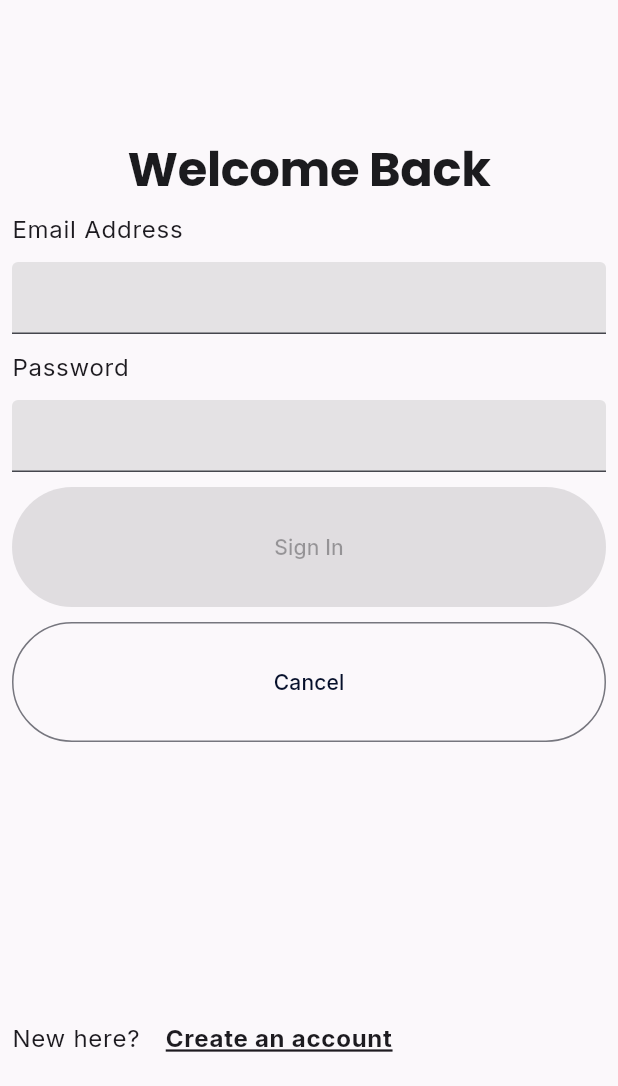
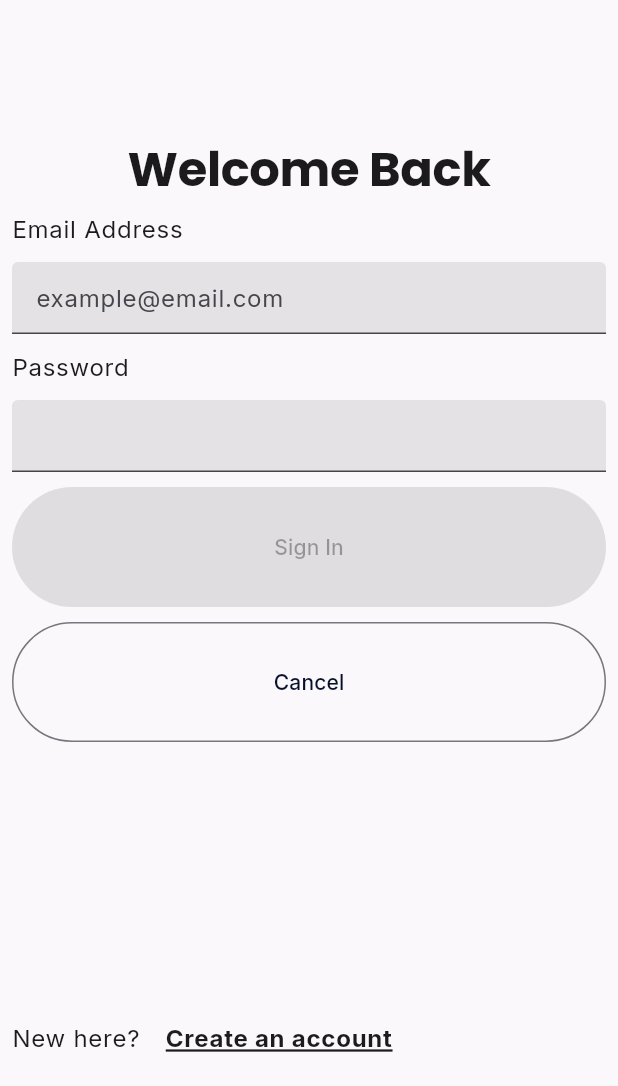
Before and after one commit to robcorver/Market-Square, a Flutter app: the screen it shows after launch, after a tap on "Sign In", on a phone screen of 412 x 824 dp, the part 150-1236 px from its top. Run offline on Flutter 3.47's test engine with Material 3 defaults, Android fonts, the phone set to English and light mode, and no system bars; our stand-ins replace email_validator, flutter_dotenv, flutter_svg, google_fonts, supabase_flutter; accounts and stored records are empty.

Commit message:
implemented Supabase sign-in and sign-out

```diff
--- a/lib/screens/home.dart
+++ b/lib/screens/home.dart
@@ -4,6 +4,8 @@ import 'package:flutter_svg/flutter_svg.dart';
 import 'package:provider/provider.dart';
 import 'package:market_square/providers/user_provider.dart';
 import 'package:market_square/models/user_model.dart';
+import 'package:market_square/services/auth_service.dart';
+import 'package:market_square/services/real_auth_service.dart';
 
 class HomeScreen extends StatelessWidget {
   HomeScreen({super.key});
@@ -16,6 +18,7 @@ class HomeScreen extends StatelessWidget {
   Widget build(BuildContext context) {
     final userProvider = context.watch<UserProvider>();
     final UserModel? signedInUser = userProvider.user;
+    final AuthService authService = RealAuthService();
 
     return Scaffold(
       appBar: AppBar(
@@ -56,6 +59,7 @@ class HomeScreen extends StatelessWidget {
 
             OutlinedButton(
               onPressed: () {
+                authService.signOut();
                 context.read<UserProvider>().clearUser();
                 Navigator.pushNamedAndRemoveUntil(
                   context,
--- a/lib/screens/register.dart
+++ b/lib/screens/register.dart
@@ -4,7 +4,6 @@ import 'package:market_square/models/request_model.dart';
 import 'package:market_square/screens/terms_and_conditions.dart';
 import 'package:market_square/screens/privacy_policy.dart';
 import 'package:market_square/services/real_property_service.dart';
-import 'package:market_square/services/fake_property_service.dart';
 import 'package:market_square/services/property_service.dart';
 import 'package:market_square/services/request_service.dart';
 import 'package:market_square/services/fake_request_service.dart';
--- a/lib/screens/sign_in.dart
+++ b/lib/screens/sign_in.dart
@@ -1,10 +1,11 @@
 import 'package:flutter/material.dart';
 import 'package:flutter_svg/flutter_svg.dart';
+import 'package:email_validator/email_validator.dart';
 import 'package:provider/provider.dart';
 import 'package:market_square/providers/user_provider.dart';
 import 'package:market_square/routes/route.dart';
 import 'package:market_square/services/auth_service.dart';
-import 'package:market_square/services/fake_auth_service.dart';
+import 'package:market_square/services/real_auth_service.dart';
 
 class SignInScreen extends StatefulWidget {
   SignInScreen({super.key});
@@ -18,7 +19,7 @@ class _SignInScreenState extends State<SignInScreen> {
   String? errorMessage;
   final TextEditingController emailController = TextEditingController();
   final TextEditingController passwordController = TextEditingController();
-  final AuthService authService = FakeAuthService();
+  final AuthService authService = RealAuthService();
 
   @override
   void dispose() {
@@ -42,6 +43,11 @@ class _SignInScreenState extends State<SignInScreen> {
 
   @override
   Widget build(BuildContext context) {
+    String? invalidEmailError =
+        (emailController.text.trim().isNotEmpty &&
+            (!EmailValidator.validate(emailController.text.trim()))
+        ? 'Invalid email address'
+        : null);
     return Scaffold(
       appBar: AppBar(
         title: SizedBox(
@@ -93,6 +99,10 @@ class _SignInScreenState extends State<SignInScreen> {
               onChanged: (value) {
                 setState(() {});
               },
+              decoration: InputDecoration(
+                hintText: 'example@email.com',
+                errorText: invalidEmailError,
+              ),
             ),
 
             Text('Password', style: Theme.of(context).textTheme.bodyLarge),
--- a/lib/services/auth_service.dart
+++ b/lib/services/auth_service.dart
@@ -11,4 +11,6 @@ class SignInResult {
 
 abstract class AuthService {
   Future<SignInResult> signIn(String emailAddress, String password);
+
+  Future<void> signOut();
 }
--- a/lib/services/fake_auth_service.dart
+++ b/lib/services/fake_auth_service.dart
@@ -28,4 +28,9 @@ class FakeAuthService implements AuthService {
       );
     }
   }
+
+  Future<void> signOut() async {
+    await Future.delayed(const Duration(seconds: 2));
+    return;
+  }
 }
```
Also changed, not shown: lib/services/real_auth_service.dart (added, +82 -0 lines).
